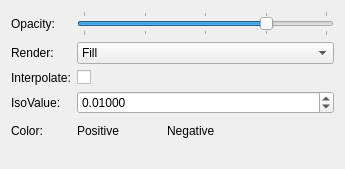
cryos/avogadro, file libavogadro/src/engines/orbitalsettingswidget.ui: the form before one commit.
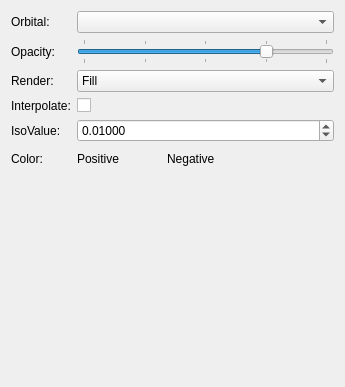
The form after the commit. Custom widgets are drawn as their Qt base class.

Commit message:
* libavogadro/src/engines/orbital*.*: Add support for multiple         orbitals/cubes.
        * testfiles/ch3cl.cube.gz: Example file for multiple cubes.

Patch:
```diff
--- a/libavogadro/src/engines/orbitalsettingswidget.ui
+++ b/libavogadro/src/engines/orbitalsettingswidget.ui
@@ -6,18 +6,28 @@
     <x>0</x>
     <y>0</y>
     <width>341</width>
-    <height>169</height>
+    <height>387</height>
    </rect>
   </property>
   <layout class="QGridLayout" >
    <item row="0" column="0" >
+    <widget class="QLabel" name="orbitalLabel" >
+     <property name="text" >
+      <string>Orbital:</string>
+     </property>
+    </widget>
+   </item>
+   <item row="0" column="1" >
+    <widget class="QComboBox" name="orbitalCombo" />
+   </item>
+   <item row="1" column="0" >
     <widget class="QLabel" name="opacityLabel" >
      <property name="text" >
       <string>Opacity:</string>
      </property>
     </widget>
    </item>
-   <item row="0" column="1" >
+   <item row="1" column="1" >
     <widget class="QSlider" name="opacitySlider" >
      <property name="minimum" >
       <number>0</number>
@@ -51,14 +61,14 @@
      </property>
     </widget>
    </item>
-   <item row="1" column="0" >
+   <item row="2" column="0" >
     <widget class="QLabel" name="renderLabel" >
      <property name="text" >
       <string>Render:</string>
      </property>
     </widget>
    </item>
-   <item row="1" column="1" >
+   <item row="2" column="1" >
     <widget class="QComboBox" name="renderCombo" >
      <item>
       <property name="text" >
@@ -77,14 +87,14 @@
      </item>
     </widget>
    </item>
-   <item row="2" column="0" >
+   <item row="3" column="0" >
     <widget class="QLabel" name="paddingLabel_2" >
      <property name="text" >
       <string>Interpolate:</string>
      </property>
     </widget>
    </item>
-   <item row="2" column="1" >
+   <item row="3" column="1" >
     <widget class="QCheckBox" name="interpolate" >
      <property name="text" >
       <string/>
@@ -97,14 +107,14 @@
      </property>
     </widget>
    </item>
-   <item row="3" column="0" >
+   <item row="4" column="0" >
     <widget class="QLabel" name="paddingLabel" >
      <property name="text" >
       <string>IsoValue:</string>
      </property>
     </widget>
    </item>
-   <item row="3" column="1" >
+   <item row="4" column="1" >
     <widget class="QDoubleSpinBox" name="isoSpin" >
      <property name="decimals" >
       <number>5</number>
@@ -123,14 +133,14 @@
      </property>
     </widget>
    </item>
-   <item row="4" column="0" >
+   <item row="5" column="0" >
     <widget class="QLabel" name="colorLabel" >
      <property name="text" >
       <string>Color:</string>
      </property>
     </widget>
    </item>
-   <item row="4" column="1" >
+   <item row="5" column="1" >
     <layout class="QHBoxLayout" >
      <item>
       <widget class="QLabel" name="colorLabel_2" >
@@ -193,7 +203,7 @@
      </item>
     </layout>
    </item>
-   <item row="5" column="0" colspan="2" >
+   <item row="6" column="0" colspan="2" >
     <spacer>
      <property name="orientation" >
       <enum>Qt::Vertical</enum>
```
Left out of the diff: 2 changed lines with no effect on the pictures. The commit also changes 3 other files.
